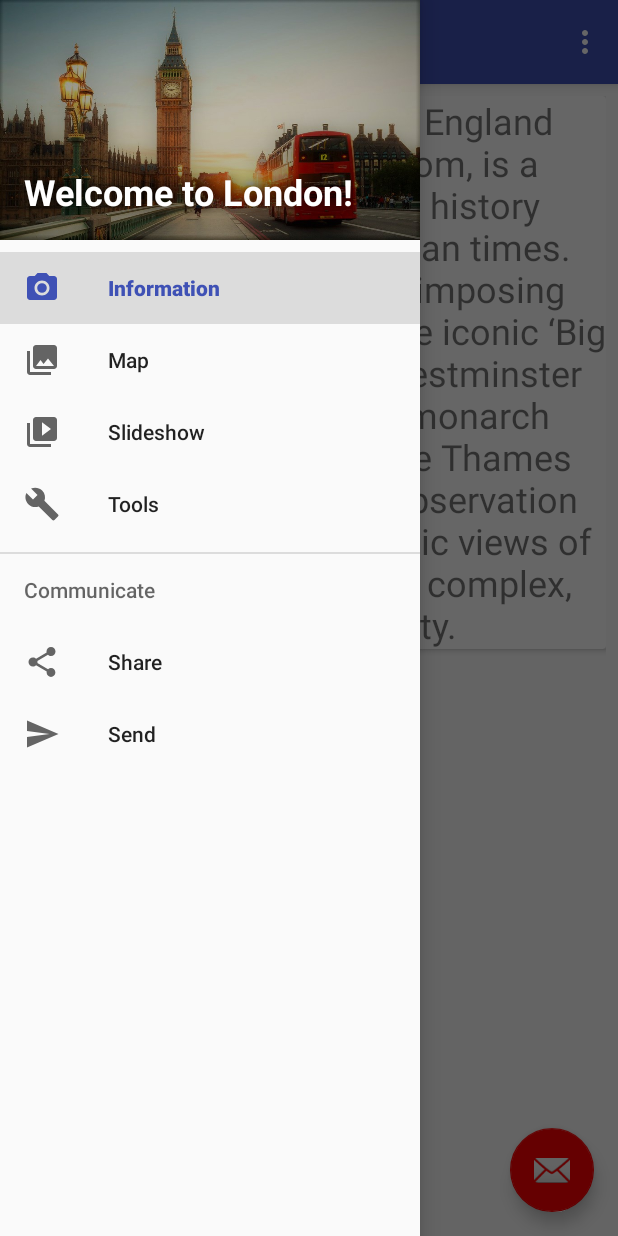
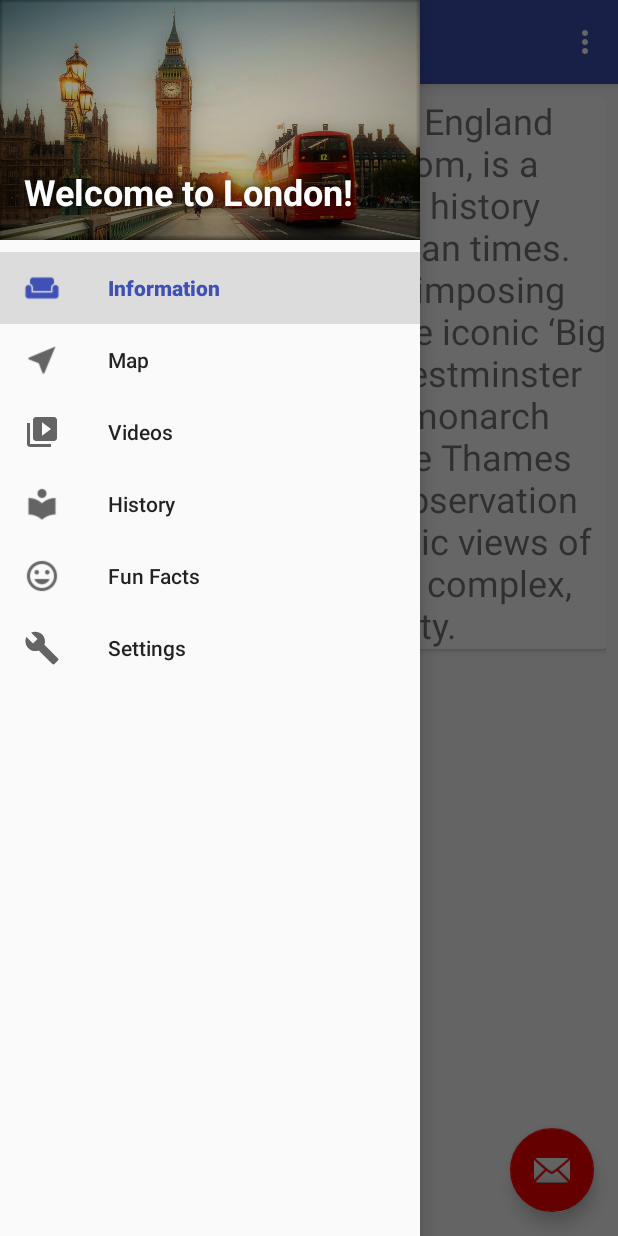
Before and after one commit to NikolaTT/INF397LondonTourGuide, an Android app: the screen it shows after launch (MainActivity), with the side drawer open, on a phone screen of 412 x 824 dp. Run offline under Robolectric (Android 15) with nearby library versions, the phone set to English and light mode, and no system bars.

Commit message:
changed navigation items, added icons

```diff
--- a/app/src/main/AndroidManifest.xml
+++ b/app/src/main/AndroidManifest.xml
@@ -4,9 +4,9 @@
 
     <application
         android:allowBackup="true"
-        android:icon="@mipmap/ic_launcher"
+        android:icon="@mipmap/london_logo"
         android:label="@string/app_name"
-        android:roundIcon="@mipmap/ic_launcher_round"
+        android:roundIcon="@mipmap/london_logo"
         android:supportsRtl="true"
         android:theme="@style/AppTheme">
         <activity
--- a/app/src/main/java/aubg/edu/londontourguide/MainActivity.java
+++ b/app/src/main/java/aubg/edu/londontourguide/MainActivity.java
@@ -121,13 +121,13 @@ public class MainActivity extends AppCompatActivity
             // Add the fragment to the 'fragment_container' FrameLayout
             getSupportFragmentManager().beginTransaction()
                     .replace(R.id.fragment_container, currentFragmet).commit();
-        } else if (id == R.id.nav_slideshow) {
+        } else if (id == R.id.nav_videos) {
+
+        } else if (id == R.id.nav_history) {
+
+        } else if ( id == R.id.nav_fun_facts){
 
         } else if (id == R.id.nav_manage) {
-
-        } else if (id == R.id.nav_share) {
-
-        } else if (id == R.id.nav_send) {
 
         }
 
--- a/app/src/main/res/layout/content_main.xml
+++ b/app/src/main/res/layout/content_main.xml
@@ -10,4 +10,5 @@
     tools:context="aubg.edu.londontourguide.MainActivity"
     tools:showIn="@layout/app_bar_main">
 
+
 </FrameLayout>
--- a/app/src/main/res/menu/activity_main_drawer.xml
+++ b/app/src/main/res/menu/activity_main_drawer.xml
@@ -4,33 +4,32 @@
     <group android:checkableBehavior="single">
         <item
             android:id="@+id/nav_information"
-            android:icon="@drawable/ic_menu_camera"
+            android:icon="@drawable/ic_weekend_black_24dp"
             android:title="@string/nav_menu_information_option" />
         <item
             android:id="@+id/nav_map"
-            android:icon="@drawable/ic_menu_gallery"
+            android:icon="@drawable/ic_near_me_black_24dp"
             android:title="@string/nav_menu_map_option" />
         <item
-            android:id="@+id/nav_slideshow"
+            android:id="@+id/nav_videos"
             android:icon="@drawable/ic_menu_slideshow"
-            android:title="Slideshow" />
+            android:title="Videos" />
+        <item
+            android:id="@+id/nav_history"
+            android:icon="@drawable/ic_local_library_black_24dp"
+            android:title="History" />
+        <item
+            android:id="@+id/nav_fun_facts"
+            android:icon="@drawable/ic_tag_faces_black_24dp"
+            android:title="Fun Facts" />
+
+        />
+        </group>
+    <group>
         <item
             android:id="@+id/nav_manage"
             android:icon="@drawable/ic_menu_manage"
-            android:title="Tools" />
+            android:title="Settings" />
     </group>
 
-    <item android:title="Communicate">
-        <menu>
-            <item
-                android:id="@+id/nav_share"
-                android:icon="@drawable/ic_menu_share"
-                android:title="Share" />
-            <item
-                android:id="@+id/nav_send"
-                android:icon="@drawable/ic_menu_send"
-                android:title="Send" />
-        </menu>
-    </item>
-
 </menu>
```
Also changed, not shown: app/src/main/res/drawable-v21/ic_local_library_black_24dp.png (added), app/src/main/res/drawable-v21/ic_near_me_black_24dp.png (added), app/src/main/res/drawable-v21/ic_tag_faces_black_24dp.png (added), app/src/main/res/drawable-v21/ic_weekend_black_24dp.png (added), app/src/main/res/mipmap-hdpi/london_logo.png (added).
